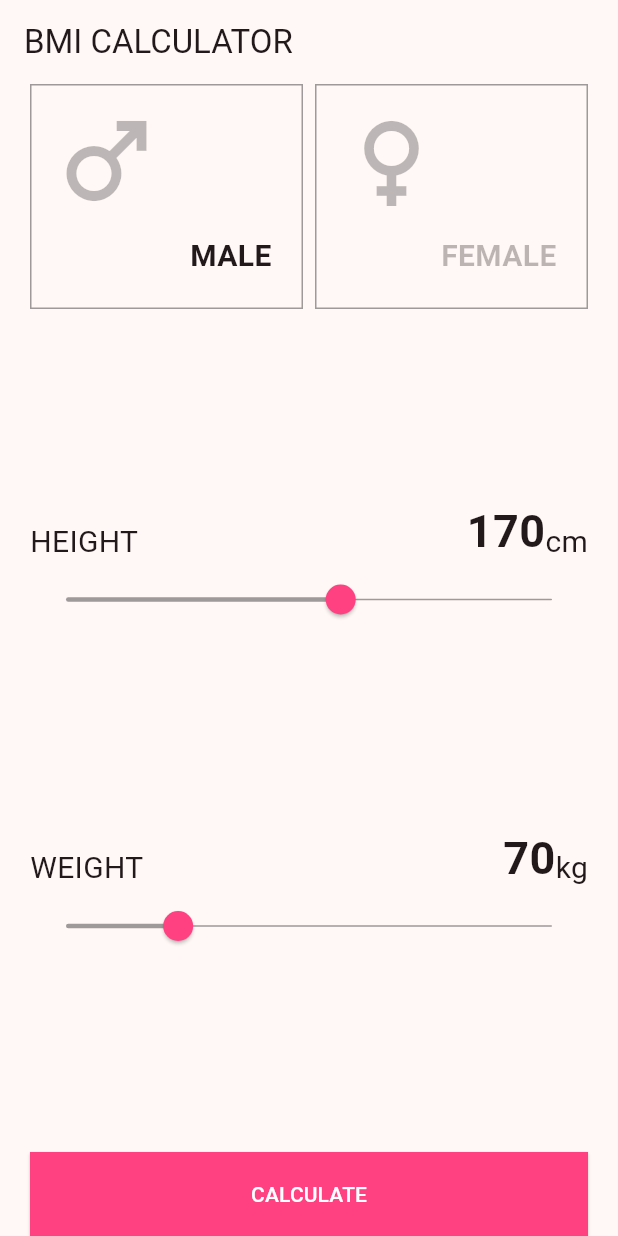
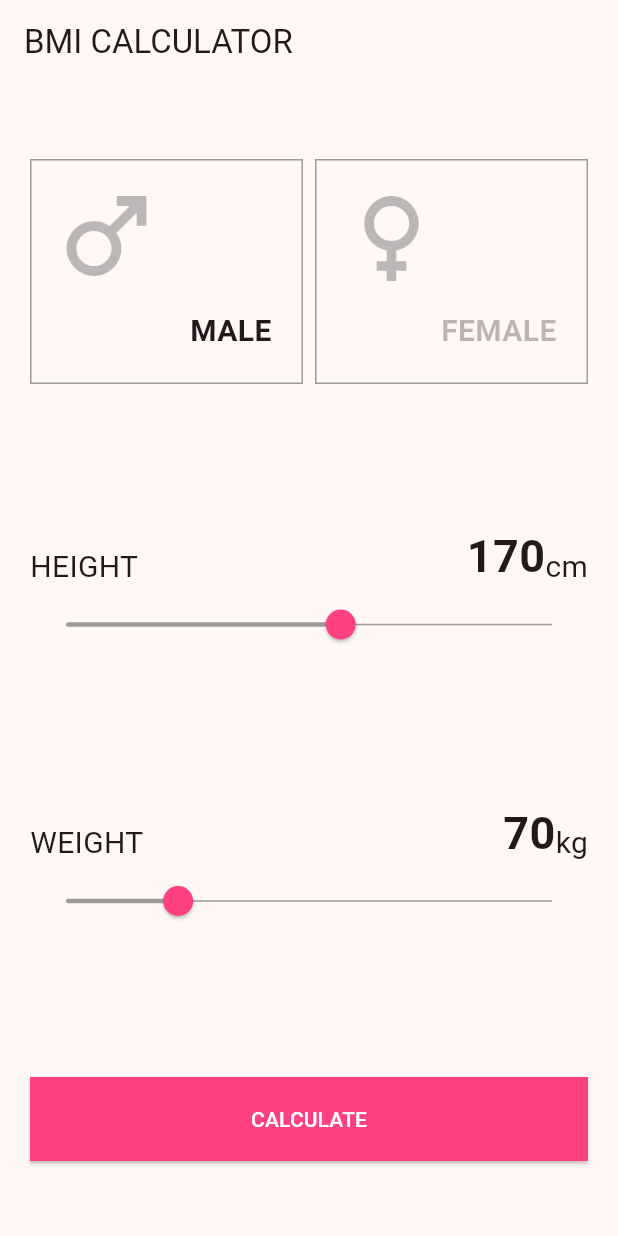
Before and after one commit to seoyeon-haru/flutter_bmi_app, a Flutter app: the screen it shows after launch, on a phone screen of 412 x 824 dp. Run offline on Flutter 3.47's test engine with Material 3 defaults, Android fonts, the phone set to English and light mode, and no system bars; missing offline and left inert: dart:ffi.

Commit message:
Add vertical padding

```diff
--- a/lib/pages/home/home_page.dart
+++ b/lib/pages/home/home_page.dart
@@ -10,7 +10,7 @@ class HomePage extends StatelessWidget {
         title: Text('BMI CALCULATOR'),
       ),
       body: Padding(
-        padding: const EdgeInsets.symmetric(horizontal: 20),
+        padding: const EdgeInsets.symmetric(horizontal: 20, vertical: 50),
         child: Column(
           children: [
             GenderBox(),
```
